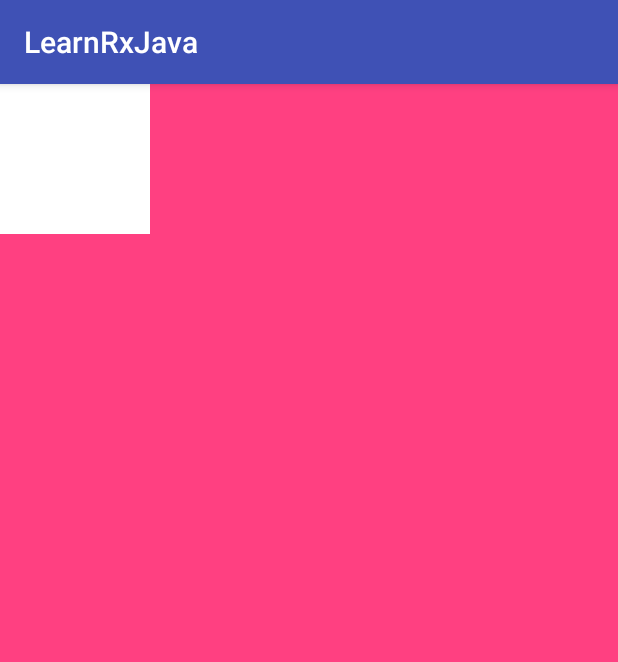
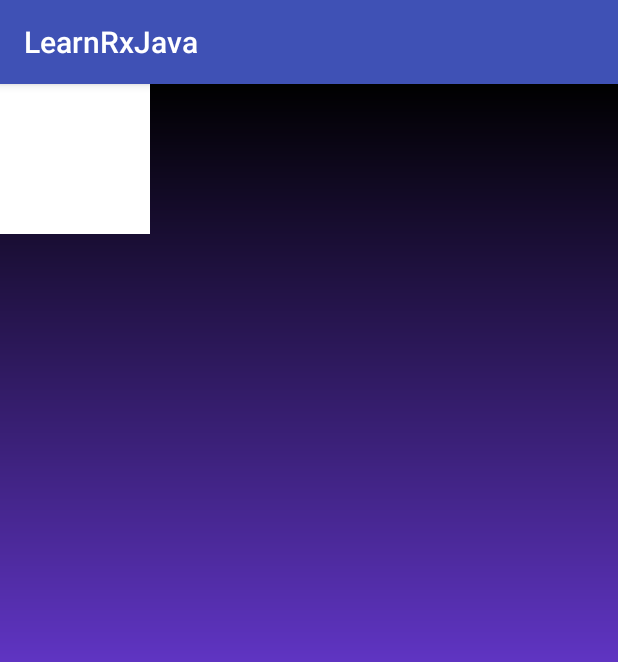
Before and after one commit to zcl20131002578/LearnRxJava, an Android app: the screen it shows after launch (MainActivity), on a phone screen of 412 x 824 dp. Shown: the top 662 px of the screen. Run offline under Robolectric (Android 15) with nearby library versions, the phone set to English and light mode, and no system bars; libraries missing offline, so code that uses them is left out: rx.functions.

Commit message:
sui yi de yici ti jiao

```diff
--- a/app/build.gradle
+++ b/app/build.gradle
@@ -20,11 +20,11 @@ android {
 
 dependencies {
     implementation fileTree(dir: 'libs', include: ['*.jar'])
-    implementation 'com.android.support:appcompat-v7:28.0.0-rc02'
+    implementation 'com.android.support:appcompat-v7:28.0.0'
     implementation 'com.android.support.constraint:constraint-layout:1.1.3'
     testImplementation 'junit:junit:4.12'
     androidTestImplementation 'com.android.support.test:runner:1.0.2'
     androidTestImplementation 'com.android.support.test.espresso:espresso-core:3.0.2'
-    compile 'io.reactivex:rxjava:1.0.14'
-    compile 'io.reactivex:rxandroid:1.0.1'
+    implementation 'io.reactivex:rxjava:1.2.1'
+    implementation 'io.reactivex:rxandroid:1.2.1'
 }
--- a/app/src/main/java/com/inke/zcl/learnrxjava/MainActivity.java
+++ b/app/src/main/java/com/inke/zcl/learnrxjava/MainActivity.java
@@ -23,11 +23,11 @@ public class MainActivity extends AppCompatActivity {
     protected void onCreate(Bundle savedInstanceState) {
         super.onCreate(savedInstanceState);
         setContentView(R.layout.activity_main);
-        // TODO: ZCL 2018/12/20  222222
+
     }
 
     private void rxStudent(Student[] students) {
-        // TODO: ZCL 2018/12/20  222222
+
         Subscriber<Course> courseSubscriber = new Subscriber<Course>() {
             @Override
             public void onNext(Course course) {
@@ -85,7 +85,7 @@ public class MainActivity extends AppCompatActivity {
             this.coursesList = coursesList;
         }
 
-        // TODO: ZCL 2018/12/20   1111
+
         public List<Course> getCoursesList() {
             return coursesList;
         }
--- /dev/null
+++ b/app/src/main/res/drawable/leard_board_bg.xml
@@ -0,0 +1,13 @@
+<?xml version="1.0" encoding="utf-8"?>
+<shape xmlns:android="http://schemas.android.com/apk/res/android"
+    android:shape="rectangle">
+
+    <gradient
+        android:angle="270"
+        android:centerColor="#ff5f34c2"
+        android:endColor="#ff5f34c2"
+        android:startColor="#ff000000"
+        android:type="linear" />
+
+
+</shape>
--- a/app/src/main/res/layout/activity_main.xml
+++ b/app/src/main/res/layout/activity_main.xml
@@ -3,7 +3,7 @@
     xmlns:tools="http://schemas.android.com/tools"
     android:layout_width="match_parent"
     android:layout_height="match_parent"
-    android:background="@color/colorAccent"
+    android:background="@drawable/leard_board_bg"
     android:fitsSystemWindows="true"
     android:orientation="vertical">
 
--- a/build.gradle
+++ b/build.gradle
@@ -7,7 +7,7 @@ buildscript {
         jcenter()
     }
     dependencies {
-        classpath 'com.android.tools.build:gradle:3.1.3'
+        classpath 'com.android.tools.build:gradle:3.2.1'
 
 
         // NOTE: Do not place your application dependencies here; they belong
```
Also changed, not shown: gradle/wrapper/gradle-wrapper.properties, 1 other file.
